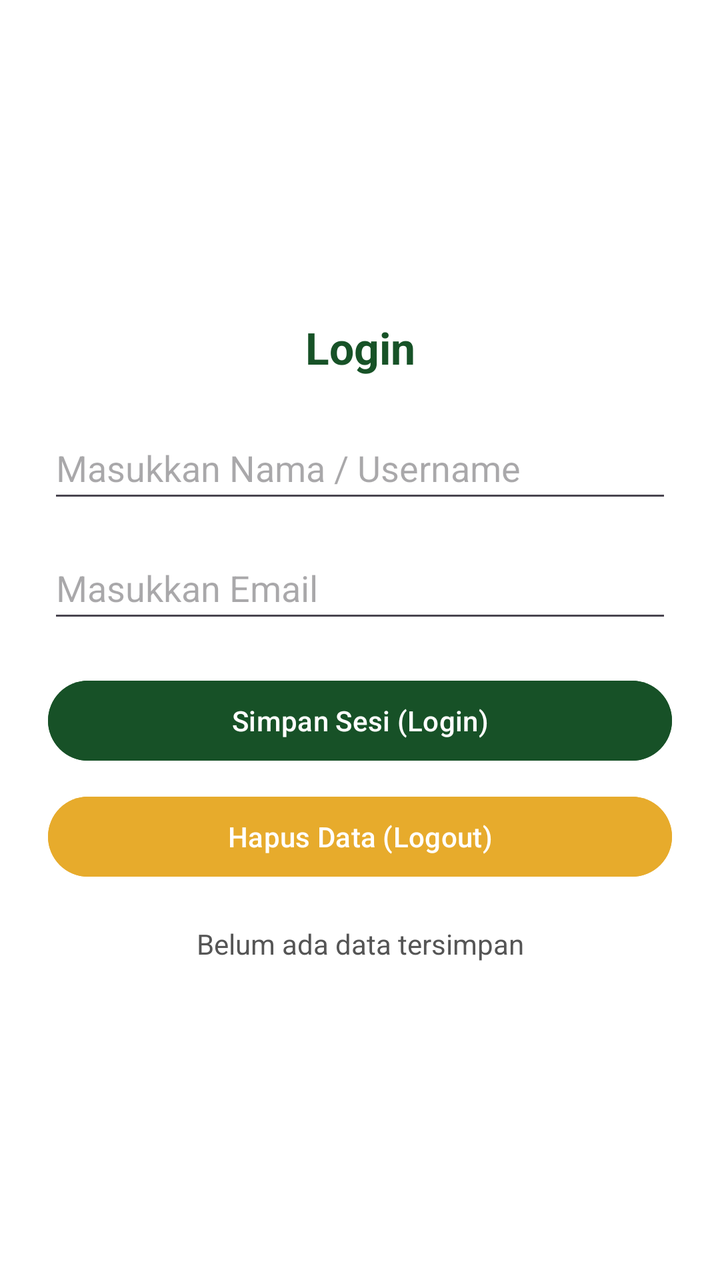
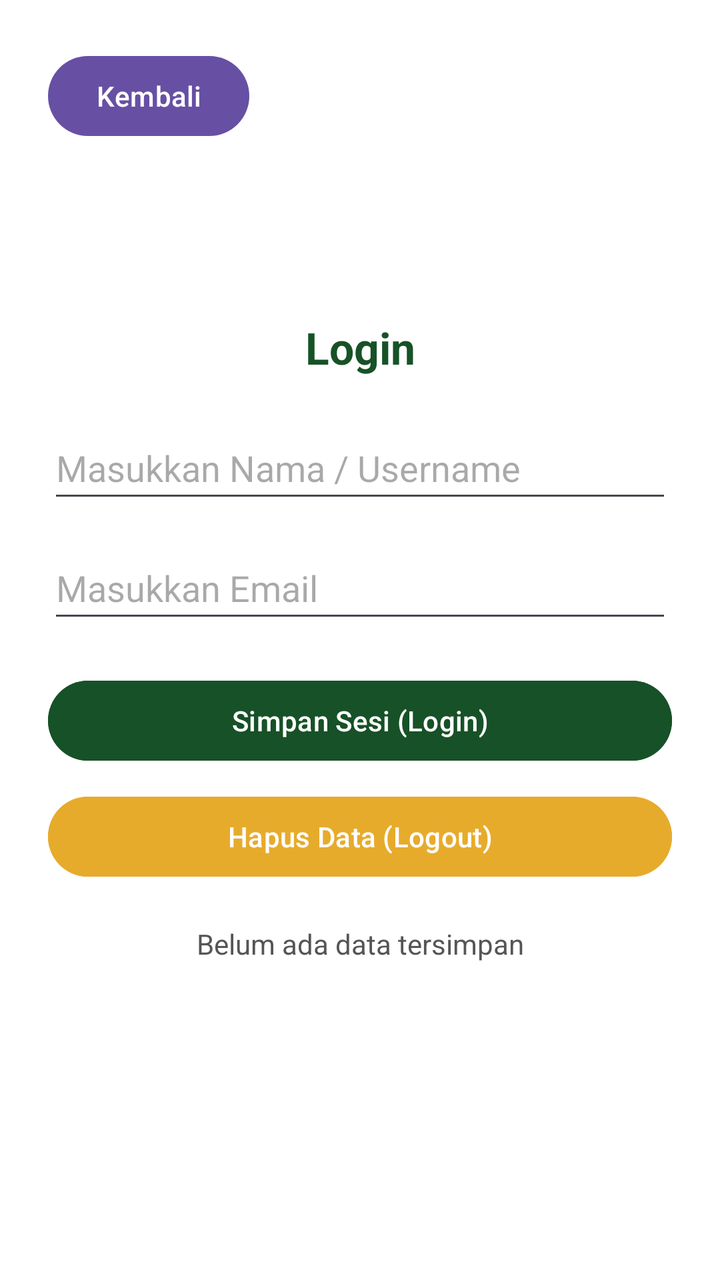

An Android layout rendered at two revisions. The XML below is the earlier revision; the diff shows what the commit changed to produce the second picture.
<!-- AndroidManifest.xml: application theme Theme.TIF_Wulandari -->
<!-- res/layout/activity_shared_preference.xml -->
<?xml version="1.0" encoding="utf-8"?>
<androidx.constraintlayout.widget.ConstraintLayout xmlns:android="http://schemas.android.com/apk/res/android"
    xmlns:app="http://schemas.android.com/apk/res-auto"
    xmlns:tools="http://schemas.android.com/tools"
    android:id="@+id/main"
    android:layout_width="match_parent"
    android:layout_height="match_parent"
    android:padding="24dp"
    android:background="#FFFFFF"
    tools:context=".home.Pertemuan_6.SharedPreferenceActivity">

    <TextView
        android:id="@+id/tvTitle"
        android:layout_width="wrap_content"
        android:layout_height="wrap_content"
        android:text="Login"
        android:textColor="#175227"
        android:textSize="22sp"
        android:textStyle="bold"
        app:layout_constraintBottom_toTopOf="@+id/etUsername"
        app:layout_constraintEnd_toEndOf="parent"
        app:layout_constraintStart_toStartOf="parent"
        app:layout_constraintTop_toTopOf="parent"
        app:layout_constraintVertical_chainStyle="packed" />

    <EditText
        android:id="@+id/etUsername"
        android:layout_width="0dp"
        android:layout_height="wrap_content"
        android:layout_marginTop="20dp"
        android:hint="Masukkan Nama / Username"
        android:inputType="textPersonName"
        android:minHeight="48dp"
        app:layout_constraintBottom_toTopOf="@+id/etEmail"
        app:layout_constraintEnd_toEndOf="parent"
        app:layout_constraintStart_toStartOf="parent"
        app:layout_constraintTop_toBottomOf="@+id/tvTitle" />

    <EditText
        android:id="@+id/etEmail"
        android:layout_width="0dp"
        android:layout_height="wrap_content"
        android:layout_marginTop="12dp"
        android:hint="Masukkan Email"
        android:inputType="textEmailAddress"
        android:minHeight="48dp"
        app:layout_constraintBottom_toTopOf="@+id/btnSave"
        app:layout_constraintEnd_toEndOf="parent"
        app:layout_constraintStart_toStartOf="parent"
        app:layout_constraintTop_toBottomOf="@+id/etUsername" />

    <Button
        android:id="@+id/btnSave"
        android:layout_width="0dp"
        android:layout_height="wrap_content"
        android:layout_marginTop="20dp"
        android:backgroundTint="#175127"
        android:text="Simpan Sesi (Login)"
        android:textColor="#FFFFFF"
        app:layout_constraintBottom_toTopOf="@+id/btnClear"
        app:layout_constraintEnd_toEndOf="parent"
        app:layout_constraintStart_toStartOf="parent"
        app:layout_constraintTop_toBottomOf="@+id/etEmail" />

    <Button
        android:id="@+id/btnClear"
        android:layout_width="0dp"
        android:layout_height="wrap_content"
        android:layout_marginTop="10dp"
        android:backgroundTint="#E7AB2C"
        android:text="Hapus Data (Logout)"
        android:textColor="#FFFFFF"
        app:layout_constraintBottom_toTopOf="@+id/tvStatus"
        app:layout_constraintEnd_toEndOf="parent"
        app:layout_constraintStart_toStartOf="parent"
        app:layout_constraintTop_toBottomOf="@+id/btnSave" />

    <TextView
        android:id="@+id/tvStatus"
        android:layout_width="wrap_content"
        android:layout_height="wrap_content"
        android:layout_marginTop="20dp"
        android:text="Belum ada data tersimpan"
        android:textColor="#555555"
        android:textSize="14sp"
        app:layout_constraintBottom_toBottomOf="parent"
        app:layout_constraintEnd_toEndOf="parent"
        app:layout_constraintStart_toStartOf="parent"
        app:layout_constraintTop_toBottomOf="@+id/btnClear" />

</androidx.constraintlayout.widget.ConstraintLayout>
<!-- resources referenced by this layout -->
<resources>
  <style name="Theme.TIF_Wulandari" parent="Base.Theme.TIF_Wulandari" />
  <style name="Base.Theme.TIF_Wulandari" parent="Theme.Material3.DayNight.NoActionBar">
          
          
      </style>
</resources>

<!-- the commit's change to res/layout/activity_shared_preference.xml (unified diff, before → after) -->
@@ -88,4 +88,12 @@
         app:layout_constraintStart_toStartOf="parent"
         app:layout_constraintTop_toBottomOf="@+id/btnClear" />
 
+    <Button
+        android:id="@+id/btnBackSharedPref"
+        android:layout_width="wrap_content"
+        android:layout_height="wrap_content"
+        android:text="Kembali"
+        app:layout_constraintStart_toStartOf="parent"
+        app:layout_constraintTop_toTopOf="parent" />
+
 </androidx.constraintlayout.widget.ConstraintLayout>
